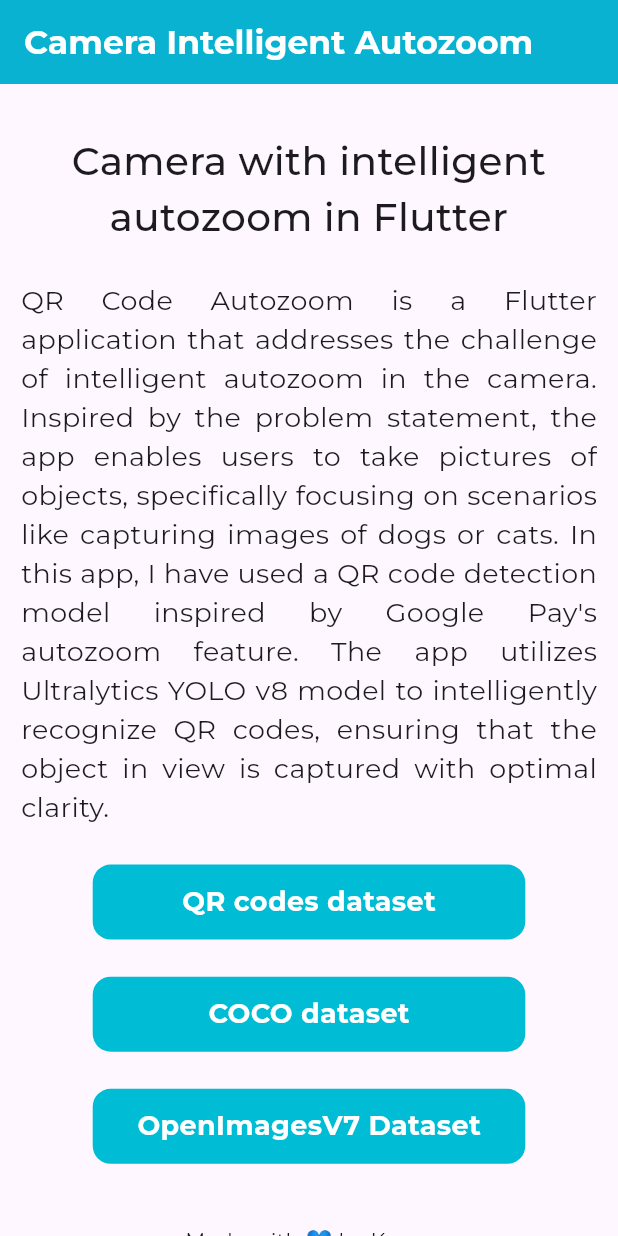
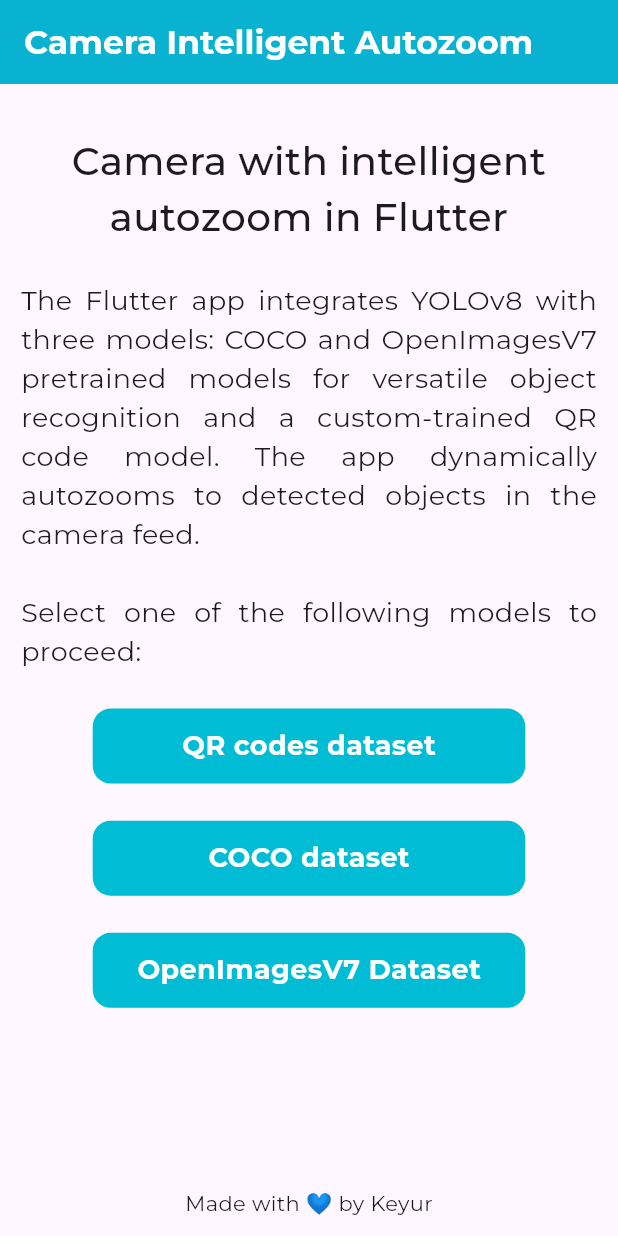
Before and after one commit to keyurgit45/Autozoom, a Flutter app: the screen it shows after launch, on a phone screen of 412 x 824 dp. Run offline on Flutter 3.47's test engine with Material 3 defaults, Android fonts, the phone set to English and light mode, and no system bars; our stand-ins replace camera, gallery_saver, get, google_fonts, logger; missing offline and left inert: pytorch_lite; project files that could hold a hidden picture were left out.

Commit message:
change homescreen summary

```diff
--- a/qrscanner/lib/pages/home_page.dart
+++ b/qrscanner/lib/pages/home_page.dart
@@ -21,8 +21,10 @@
         ),
         body: Padding(
             padding: const EdgeInsets.symmetric(horizontal: 14.0),
-            child: SingleChildScrollView(
             child: Column(
+                mainAxisAlignment: MainAxisAlignment.spaceBetween,
+                children: [
+                  Column(
                       crossAxisAlignment: CrossAxisAlignment.center,
                       mainAxisAlignment: MainAxisAlignment.center,
                       children: [
@@ -39,7 +41,7 @@
                           height: MediaQuery.of(context).size.height * 0.03,
                         ),
                         Text(
-                    "QR Code Autozoom is a Flutter application that addresses the challenge of intelligent autozoom in the camera. Inspired by the problem statement, the app enables users to take pictures of objects, specifically focusing on scenarios like capturing images of dogs or cats. In this app, I have used a QR code detection model inspired by Google Pay's autozoom feature. The app utilizes Ultralytics YOLO v8 model to intelligently recognize QR codes, ensuring that the object in view is captured with optimal clarity.",
+                          "The Flutter app integrates YOLOv8 with three models: COCO and OpenImagesV7 pretrained models for versatile object recognition and a custom-trained QR code model. The app dynamically autozooms to detected objects in the camera feed. \n\nSelect one of the following models to proceed:",
                           style: GoogleFonts.montserrat(fontSize: 18),
                           textAlign: TextAlign.justify,
                         ),
@@ -121,17 +123,15 @@
                                     fontWeight: FontWeight.bold),
                               )),
                             )),
-                  SizedBox(
-                    height: MediaQuery.of(context).size.height * 0.05,
-                  ),
-                  Text(
+                      ]),
+                  Padding(
+                    padding: const EdgeInsets.symmetric(vertical: 12),
+                    child: Text(
                       "Made with 💙 by Keyur",
                       style: GoogleFonts.montserrat(fontSize: 14),
                       textAlign: TextAlign.justify,
                     ),
-                  SizedBox(
-                    height: MediaQuery.of(context).size.height * 0.05,
                   ),
-                ]))));
+                ])));
   }
 }
```
Lines whose indentation alone changed are shown as unchanged.
